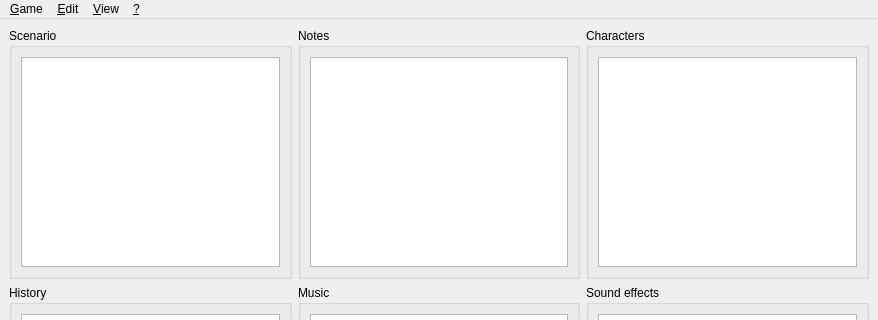
The window that sources/windows/MainWindow.ui (ViviCoder/GM-Assistant) describes before a commit, drawn with Qt 5; both pictures show x 0 to 878 and y 0 to 320 of the 878 by 598 pixel window.
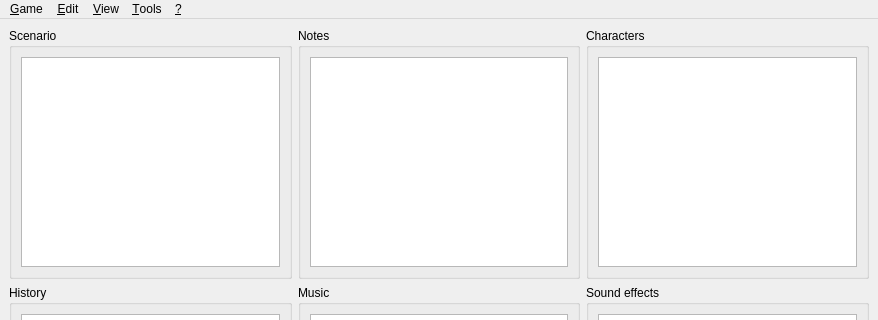
The same window after the commit. Icons and pictures are not drawn. Custom widgets are drawn as their Qt base class.

Commit message: Issue #69: dialog window created but not functional yet

```diff
--- a/sources/windows/MainWindow.ui
+++ b/sources/windows/MainWindow.ui
@@ -336,9 +336,16 @@
     <addaction name="action_Undo"/>
     <addaction name="action_Redo"/>
    </widget>
+   <widget class="QMenu" name="menuTools">
+    <property name="title">
+     <string>&amp;Tools</string>
+    </property>
+    <addaction name="action_Dice"/>
+   </widget>
    <addaction name="menuGame"/>
    <addaction name="menu_Edit"/>
    <addaction name="menuView"/>
+   <addaction name="menuTools"/>
    <addaction name="menu"/>
   </widget>
   <widget class="QStatusBar" name="statusBar"/>
```
Left out of the diff: 5 changed lines with no effect on the pictures. The commit also changes 6 other files.
